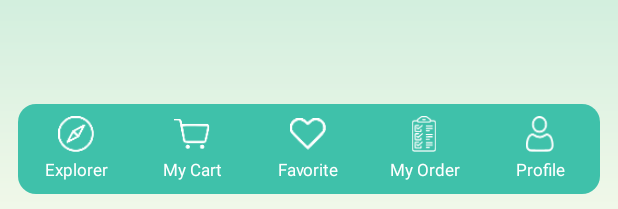
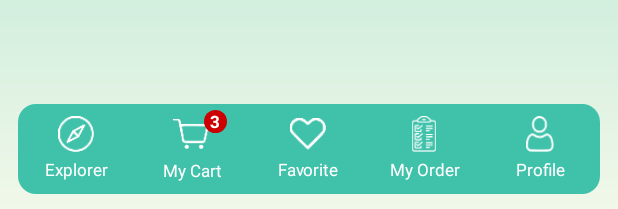
Before and after one commit to Vnjvibhash/Online-Store, an Android app: the layout activity_main.xml on its own in the app's theme, with its tools: preview values and no code run, on a phone screen of 412 x 824 dp. Shown: the part 1024-1233 px from the top of the screen. Run offline under Robolectric (Android 15) with nearby library versions, the phone set to English and light mode, and no system bars; plain views replace DotsIndicator.

Commit message:
Cart Item badge added in home page

```diff
--- /dev/null
+++ b/app/src/main/res/drawable/badge_bg.xml
@@ -0,0 +1,10 @@
+<?xml version="1.0" encoding="utf-8"?>
+<selector xmlns:android="http://schemas.android.com/apk/res/android">
+    <item>
+        <shape android:shape="rectangle">
+            <solid android:color="@android:color/holo_red_dark" />
+            <corners android:radius="12dp"/>
+        </shape>
+
+    </item>
+</selector>
--- a/app/src/main/res/layout/activity_main.xml
+++ b/app/src/main/res/layout/activity_main.xml
@@ -264,31 +264,54 @@
 
                 </LinearLayout>
 
-                <LinearLayout
+                <RelativeLayout
+                    android:id="@+id/cartBtn"
                     android:layout_width="0dp"
                     android:layout_height="match_parent"
                     android:layout_weight="0.2"
-                    android:orientation="vertical">
+                    android:gravity="top|center_horizontal">
+
+                    <!-- Badge Count -->
 
                     <ImageView
-                        android:id="@+id/cartBtn"
                         android:layout_width="24dp"
                         android:layout_height="24dp"
+                        android:layout_alignParentStart="true"
+                        android:layout_alignParentEnd="true"
                         android:layout_gravity="center"
+                        android:layout_marginStart="26dp"
                         android:layout_marginTop="8dp"
+                        android:layout_marginEnd="27dp"
                         android:contentDescription="@string/image_desc"
                         app:srcCompat="@drawable/btn_2" />
+
+                    <TextView
+                        android:id="@+id/cartBadge"
+                        android:layout_width="15dp"
+                        android:layout_height="15dp"
+                        android:layout_alignParentEnd="true"
+                        android:layout_marginTop="4dp"
+                        android:layout_marginEnd="15dp"
+                        android:background="@drawable/badge_bg"
+                        android:text="3"
+                        android:textAlignment="center"
+                        android:textColor="@android:color/white"
+                        android:textSize="11sp"
+                        android:textStyle="bold" />
+
                     <TextView
                         android:id="@+id/cartText"
                         android:layout_width="match_parent"
                         android:layout_height="wrap_content"
+                        android:layout_alignParentBottom="true"
+                        android:layout_marginTop="4dp"
+                        android:layout_marginBottom="0dp"
                         android:text="@string/cart"
                         android:textAlignment="center"
-                        android:textSize="11sp"
-                        android:layout_marginTop="4dp"
-                        android:textColor="@color/white"/>
+                        android:textColor="@color/white"
+                        android:textSize="11sp" />
 
-                </LinearLayout>
+                </RelativeLayout>
 
                 <LinearLayout
                     android:layout_width="0dp"
@@ -304,15 +327,16 @@
                         android:layout_marginTop="8dp"
                         android:contentDescription="@string/image_desc"
                         app:srcCompat="@drawable/btn_3" />
+
                     <TextView
                         android:id="@+id/favoriteText"
                         android:layout_width="match_parent"
                         android:layout_height="wrap_content"
+                        android:layout_marginTop="4dp"
                         android:text="@string/favorite"
                         android:textAlignment="center"
-                        android:textSize="11sp"
-                        android:layout_marginTop="4dp"
-                        android:textColor="@color/white"/>
+                        android:textColor="@color/white"
+                        android:textSize="11sp" />
 
                 </LinearLayout>
 
@@ -330,15 +354,16 @@
                         android:layout_marginTop="8dp"
                         android:contentDescription="@string/image_desc"
                         app:srcCompat="@drawable/btn_4" />
+
                     <TextView
                         android:id="@+id/orderText"
                         android:layout_width="match_parent"
                         android:layout_height="wrap_content"
+                        android:layout_marginTop="4dp"
                         android:text="@string/my_order"
                         android:textAlignment="center"
-                        android:textSize="11sp"
-                        android:layout_marginTop="4dp"
-                        android:textColor="@color/white"/>
+                        android:textColor="@color/white"
+                        android:textSize="11sp" />
 
                 </LinearLayout>
 
@@ -356,15 +381,16 @@
                         android:layout_marginTop="8dp"
                         android:contentDescription="@string/image_desc"
                         app:srcCompat="@drawable/btn_5" />
+
                     <TextView
                         android:id="@+id/profileText"
                         android:layout_width="match_parent"
                         android:layout_height="wrap_content"
+                        android:layout_marginTop="4dp"
                         android:text="@string/profile"
                         android:textAlignment="center"
-                        android:textSize="11sp"
-                        android:layout_marginTop="4dp"
-                        android:textColor="@color/white"/>
+                        android:textColor="@color/white"
+                        android:textSize="11sp" />
 
                 </LinearLayout>
             </LinearLayout>
```
Also changed, not shown: app/src/main/java/in/innovateria/onlinestore/Activities/MainActivity.java (+8 -8 lines), app/src/main/java/in/innovateria/onlinestore/Utils/CartManager.java (+15 -1 lines), app/src/main/java/in/innovateria/onlinestore/Utils/Constant.java (+28 -0 lines), 1 other file.
